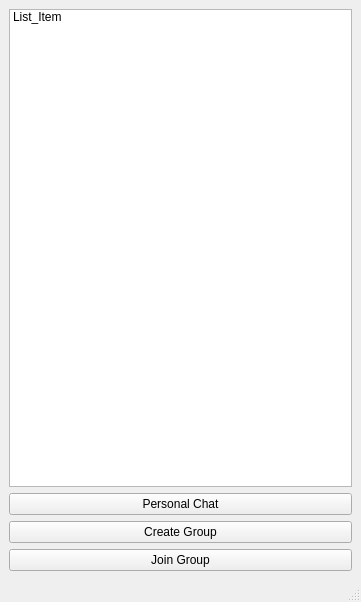
Qt form GUI/Chat/ChatList.ui (mhdfadlyhasan/FP-Progjar-Kelompok-3) before a commit.
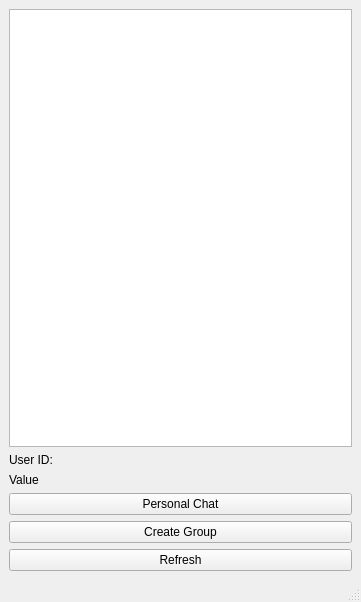
The same form after that commit.

Commit message: added user ID in chatlist

```diff
--- a/GUI/Chat/ChatList.ui
+++ b/GUI/Chat/ChatList.ui
@@ -14,34 +14,42 @@
    <string>MainWindow</string>
   </property>
   <widget class="QWidget" name="centralwidget">
-   <layout class="QVBoxLayout" name="verticalLayout">
-    <item>
-     <widget class="QListWidget" name="chat_list">
-      <item>
-       <property name="text">
-        <string>List_Item</string>
-       </property>
-      </item>
-     </widget>
-    </item>
-    <item>
+   <layout class="QGridLayout" name="gridLayout">
+    <item row="5" column="0" colspan="2">
      <widget class="QPushButton" name="personal_chat">
       <property name="text">
        <string>Personal Chat</string>
       </property>
      </widget>
     </item>
-    <item>
+    <item row="6" column="0" colspan="2">
      <widget class="QPushButton" name="create_group">
       <property name="text">
        <string>Create Group</string>
       </property>
      </widget>
     </item>
-    <item>
+    <item row="7" column="0" colspan="2">
      <widget class="QPushButton" name="join_group">
       <property name="text">
-       <string>Join Group</string>
+       <string>Refresh</string>
+      </property>
+     </widget>
+    </item>
+    <item row="0" column="0" colspan="2">
+     <widget class="QListWidget" name="chat_list"/>
+    </item>
+    <item row="2" column="0">
+     <widget class="QLabel" name="UserID">
+      <property name="text">
+       <string>User ID:</string>
+      </property>
+     </widget>
+    </item>
+    <item row="3" column="0">
+     <widget class="QLabel" name="Value">
+      <property name="text">
+       <string>Value</string>
       </property>
      </widget>
     </item>
```
The commit also changes 4 other files.
